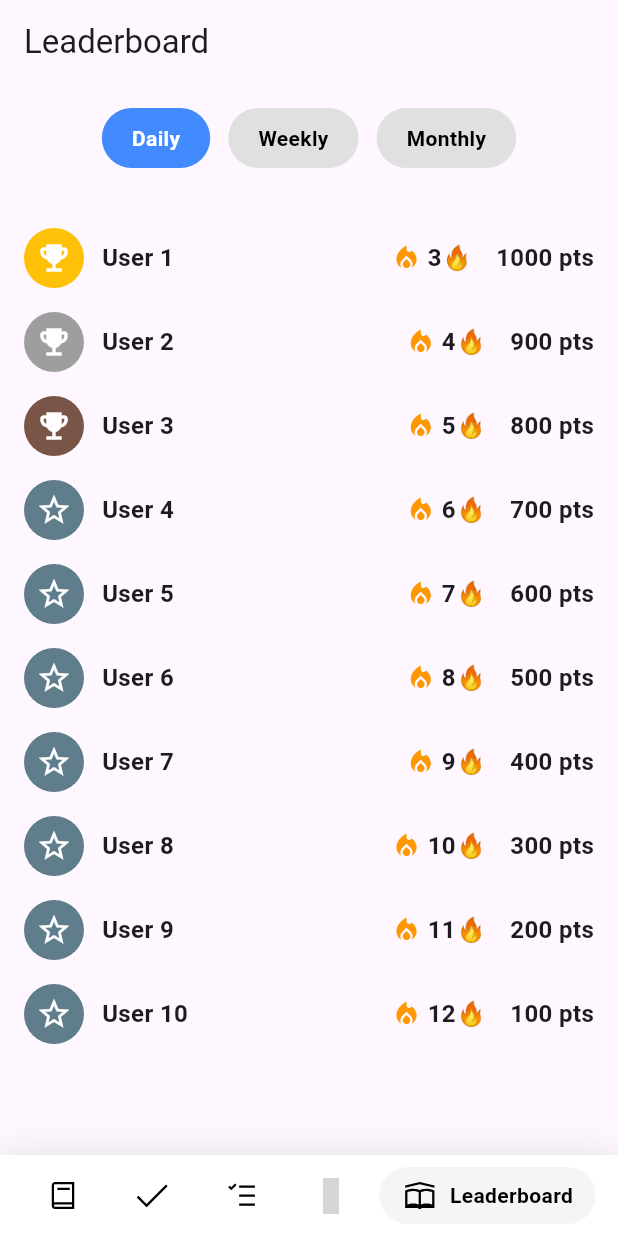
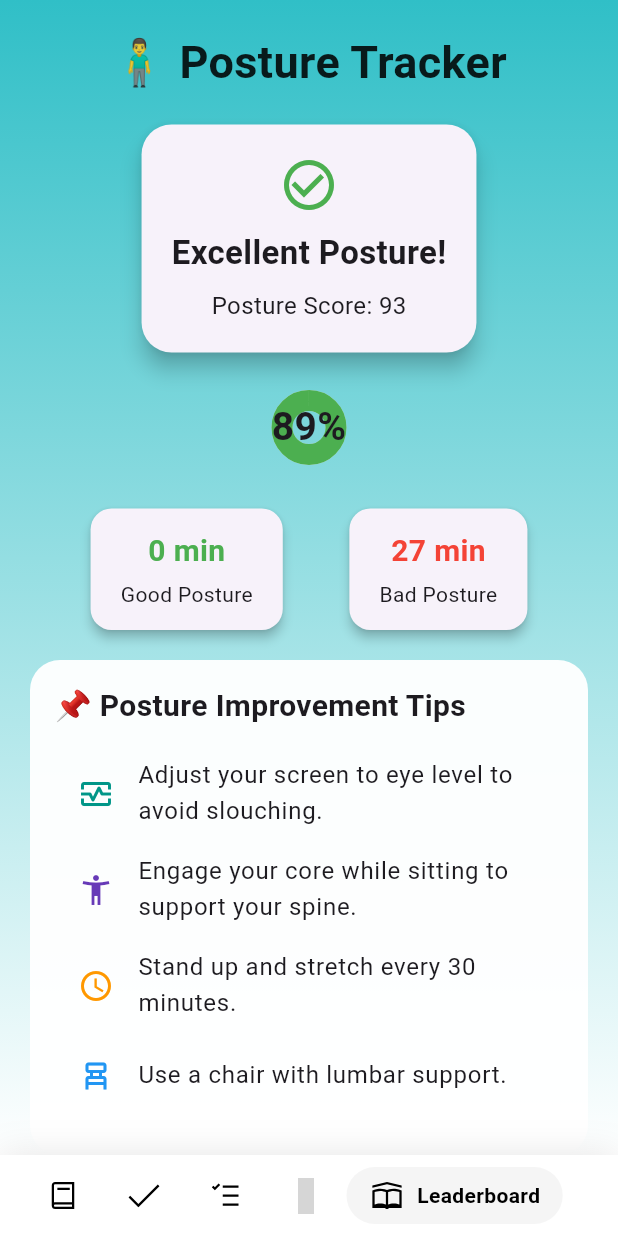
Before and after one commit to BrawlerXull/Smart-Health, a Flutter app: the screen it shows after launch, item 5 of the bottom bar chosen, on a phone screen of 412 x 824 dp. Run offline on Flutter 3.47's test engine with Material 3 defaults, Android fonts, the phone set to English and light mode, and no system bars; drawn by our look-alikes of google_nav_bar; our stand-ins replace firebase_auth, firebase_core, flutter_heatmap_calendar, flutter_tts, get, line_icons and 3 more; missing offline and left inert: dotted_dashed_line, simple_animation_progress_bar; accounts and stored records are empty; grey boxes are pictures that could not be loaded.

Commit message:
Posture tracker added

```diff
--- a/lib/app/modules/home/bindings/home_binding.dart
+++ b/lib/app/modules/home/bindings/home_binding.dart
@@ -1,7 +1,9 @@
 import 'package:get/get.dart';
+import 'package:smart_health/app/data/service/posture_monitoring_service.dart';
 import 'package:smart_health/app/modules/challenges/controllers/challenges_controller.dart';
 import 'package:smart_health/app/modules/dashboard/controllers/dashboard_controller.dart';
 import 'package:smart_health/app/modules/leaderboard/controllers/leaderboard_controller.dart';
+import 'package:smart_health/app/modules/posture_tracker/controllers/posture_tracker_controller.dart';
 import 'package:smart_health/app/modules/reminders/controllers/reminders_controller.dart';
 import 'package:smart_health/app/modules/medi_buddy/controllers/medi_buddy_controller.dart';
 
@@ -18,6 +20,7 @@ class HomeBinding extends Bindings {
     Get.put<ChallengesController>(ChallengesController());
     Get.put<MediBuddyController>(MediBuddyController());
     Get.put<LeaderboardController>(LeaderboardController());
+    Get.put<PostureTrackerController>(PostureTrackerController());
 
   }
 }
--- a/lib/app/modules/home/views/home_view.dart
+++ b/lib/app/modules/home/views/home_view.dart
@@ -6,6 +6,7 @@ import 'package:smart_health/app/modules/challenges/views/challenges_view.dart';
 import 'package:smart_health/app/modules/dashboard/views/dashboard_view.dart';
 import 'package:smart_health/app/modules/leaderboard/views/leaderboard_view.dart';
 import 'package:smart_health/app/modules/medi_buddy/views/medi_buddy_view.dart';
+import 'package:smart_health/app/modules/posture_tracker/views/posture_tracker_view.dart';
 import 'package:smart_health/app/modules/reminders/views/reminders_view.dart';
 
 import '../controllers/home_controller.dart';
@@ -21,7 +22,7 @@ class HomeView extends GetView<HomeController> {
     RemindersView(),
     ChallengesView(),
     MediBuddyView(),
-    LeaderboardView(),
+    PostureTrackerView(),
   ];
 
   @override
@@ -44,13 +45,15 @@ class HomeView extends GetView<HomeController> {
           child: Padding(
             padding: const EdgeInsets.symmetric(horizontal: 15.0, vertical: 8),
             child: Obx(
-              () => GNav(
+              () => SingleChildScrollView(
+                scrollDirection: Axis.horizontal,
+                child: GNav(
                   rippleColor: Colors.grey[300]!,
                   hoverColor: Colors.grey[100]!,
                   gap: 8,
                   activeColor: Colors.black,
                   iconSize: 24,
-                padding: EdgeInsets.symmetric(horizontal: 15, vertical:7),
+                  padding: EdgeInsets.symmetric(horizontal: 15, vertical: 7),
                   duration: Duration(milliseconds: 400),
                   tabBackgroundColor: Colors.grey[100]!,
                   color: Colors.black,
@@ -68,6 +71,7 @@ class HomeView extends GetView<HomeController> {
             ),
           ),
         ),
+      ),
     );
   }
 }
--- a/lib/app/modules/medi_buddy/controllers/medi_buddy_controller.dart
+++ b/lib/app/modules/medi_buddy/controllers/medi_buddy_controller.dart
@@ -11,19 +11,18 @@ class MediBuddyController extends GetxController {
     await Future.delayed(Duration(seconds: 1)); // Simulate processing
     script.value = """<speak>
           <prosody rate='medium' pitch='medium'>
-            Breathe deeply for the next 10 seconds.
+            Take a deep breath and relax for the next 10 seconds, clearing your mind of distractions.
             <break time='10s'/>
-            Now, gently transition into a meditative state for the next 5 seconds.
-            <break time='5s'/>
-            Close your eyes and take a deep breath. Imagine yourself in a serene environment, feeling completely at peace.
+            Now, gently shift your attention to the task ahead. Focus on the subject you're studying, and let your mind absorb the material for the next 5 seconds.
           </prosody>
         </speak>""";
+
     isGenerating.value = false;
   }
 
   void speakText() async {
-      await flutterTts.setLanguage("en-US");
-      await flutterTts.setPitch(1.0);
-      await flutterTts.speak(script.value);
-    }
+    await flutterTts.setLanguage("en-US");
+    await flutterTts.setPitch(1.0);
+    await flutterTts.speak(script.value);
+  }
 }
--- /dev/null
+++ b/lib/app/modules/posture_tracker/controllers/posture_tracker_controller.dart
@@ -0,0 +1,56 @@
+import 'dart:async';
+import 'package:flutter/material.dart';
+import 'package:get/get.dart';
+import 'package:smart_health/app/data/service/posture_monitoring_service.dart';
+
+
+class PostureTrackerController extends GetxController {
+  // Instantiate the enhanced posture service.
+  final PostureMonitoringService _monitoringService = PostureMonitoringService();
+
+  // Reactive variables for the UI.
+  final Rx<Color> uiColor = const Color(0xFF30BFC7).obs;
+  final RxBool postureValid = true.obs;
+  final RxDouble qualityScore = 100.0.obs;
+  final RxInt goodTime = 0.obs;
+  final RxInt badTime = 0.obs;
+
+  Timer? _metricUpdateTimer;
+
+  @override
+  void onInit() {
+    super.onInit();
+
+    // Start the posture monitoring.
+    _monitoringService.beginMonitoring();
+
+    // Listen to the UI color updates.
+    _monitoringService.uiColorStream.listen((color) {
+      uiColor.value = color;
+    });
+
+    // Listen to posture validity updates.
+    _monitoringService.postureValidityStream.listen((isValid) {
+      postureValid.value = isValid;
+    });
+
+    // Listen to quality score updates.
+    _monitoringService.qualityScoreStream.listen((score) {
+      qualityScore.value = score;
+    });
+
+    // Update posture metrics (goodTime and badTime) periodically.
+    _metricUpdateTimer = Timer.periodic(const Duration(seconds: 5), (timer) {
+      final metrics = _monitoringService.getPostureMetrics();
+      goodTime.value = metrics['goodTime'] ?? 0;
+      badTime.value = metrics['badTime'] ?? 0;
+    });
+  }
+
+  @override
+  void onClose() {
+    _metricUpdateTimer?.cancel();
+    _monitoringService.dispose();
+    super.onClose();
+  }
+}
--- /dev/null
+++ b/lib/app/modules/posture_tracker/views/posture_tracker_view.dart
@@ -0,0 +1,184 @@
+import 'package:flutter/material.dart';
+import 'package:get/get.dart';
+import '../controllers/posture_tracker_controller.dart';
+
+class PostureTrackerView extends GetView<PostureTrackerController> {
+  const PostureTrackerView({super.key});
+
+  @override
+  Widget build(BuildContext context) {
+    return Scaffold(
+      body: Obx(() => Container(
+            decoration: BoxDecoration(
+              gradient: LinearGradient(
+                colors: [
+                  controller.uiColor.value,
+                  Colors.white,
+                ],
+                begin: Alignment.topCenter,
+                end: Alignment.bottomCenter,
+              ),
+            ),
+            child: SafeArea(
+              child: Column(
+                children: [
+                  Padding(
+                    padding: const EdgeInsets.all(20.0),
+                    child: Text(
+                      "🧍‍♂️ Posture Tracker",
+                      style: TextStyle(
+                        fontSize: 30,
+                        fontWeight: FontWeight.bold,
+                        color: Colors.black87,
+                      ),
+                    ),
+                  ),
+                  Card(
+                    margin: const EdgeInsets.symmetric(horizontal: 20),
+                    shape: RoundedRectangleBorder(
+                      borderRadius: BorderRadius.circular(20),
+                    ),
+                    elevation: 6,
+                    child: Padding(
+                      padding: const EdgeInsets.all(20.0),
+                      child: Column(
+                        children: [
+                          Icon(
+                            controller.postureValid.value
+                                ? Icons.check_circle_outline
+                                : Icons.warning_amber_rounded,
+                            size: 40,
+                            color: controller.postureValid.value
+                                ? Colors.green
+                                : Colors.red,
+                          ),
+                          const SizedBox(height: 10),
+                          Text(
+                            controller.postureValid.value
+                                ? "Excellent Posture!"
+                                : "Needs Correction",
+                            style: const TextStyle(
+                              fontSize: 22,
+                              fontWeight: FontWeight.bold,
+                            ),
+                          ),
+                          const SizedBox(height: 8),
+                          Text(
+                            "Posture Score: 93",
+                            style: const TextStyle(fontSize: 16),
+                          ),
+                        ],
+                      ),
+                    ),
+                  ),
+                  const SizedBox(height: 20),
+                  SizedBox(
+                    height: 60,
+                    width: 60,
+                    child: Stack(
+                      alignment: Alignment.center,
+                      children: [
+                        CircularProgressIndicator(
+                          value: controller.qualityScore.value ,
+                          strokeWidth: 14,
+                          backgroundColor: Colors.grey.shade300,
+                          valueColor: AlwaysStoppedAnimation<Color>(
+                            controller.postureValid.value
+                                ? Colors.green
+                                : Colors.red,
+                          ),
+                        ),
+                        Text(
+                          "89%",
+                          style: const TextStyle(
+                            fontSize: 26,
+                            fontWeight: FontWeight.bold,
+                          ),
+                        ),
+                      ],
+                    ),
+                  ),
+                  const SizedBox(height: 20),
+                  Padding(
+                    padding: const EdgeInsets.symmetric(horizontal: 20),
+                    child: Row(
+                      mainAxisAlignment: MainAxisAlignment.spaceEvenly,
+                      children: [
+                        _buildMetricCard("Good Posture", "${controller.goodTime.value} min", Colors.green),
+                        _buildMetricCard("Bad Posture", "27 min", Colors.red),
+                      ],
+                    ),
+                  ),
+                  const SizedBox(height: 16),
+                  Expanded(
+                    child: Container(
+                      margin: const EdgeInsets.symmetric(horizontal: 20),
+                      padding: const EdgeInsets.all(16),
+                      decoration: BoxDecoration(
+                        color: Colors.white.withOpacity(0.95),
+                        borderRadius: BorderRadius.circular(20),
+                      ),
+                      child: ListView(
+                        children: const [
+                          Text(
+                            "📌 Posture Improvement Tips",
+                            style: TextStyle(
+                              fontSize: 20,
+                              fontWeight: FontWeight.bold,
+                            ),
+                          ),
+                          SizedBox(height: 12),
+                          ListTile(
+                            leading: Icon(Icons.monitor_heart_outlined, color: Colors.teal),
+                            title: Text("Adjust your screen to eye level to avoid slouching."),
+                          ),
+                          ListTile(
+                            leading: Icon(Icons.accessibility_new, color: Colors.deepPurple),
+                            title: Text("Engage your core while sitting to support your spine."),
+                          ),
+                          ListTile(
+                            leading: Icon(Icons.schedule_outlined, color: Colors.orange),
+                            title: Text("Stand up and stretch every 30 minutes."),
+                          ),
+                          ListTile(
+                            leading: Icon(Icons.chair_alt_outlined, color: Colors.blue),
+                            title: Text("Use a chair with lumbar support."),
+                          ),
+                        ],
+                      ),
+                    ),
+                  ),
+                ],
+              ),
+            ),
+          )),
+    );
+  }
+
+  Widget _buildMetricCard(String label, String time, Color color) {
+    return Card(
+      elevation: 3,
+      shape: RoundedRectangleBorder(borderRadius: BorderRadius.circular(14)),
+      child: Padding(
+        padding: const EdgeInsets.symmetric(vertical: 14, horizontal: 20),
+        child: Column(
+          children: [
+            Text(
+              time,
+              style: TextStyle(
+                fontSize: 20,
+                fontWeight: FontWeight.bold,
+                color: color,
+              ),
+            ),
+            const SizedBox(height: 4),
+            Text(
+              label,
+              style: const TextStyle(fontSize: 14),
+            ),
+          ],
+        ),
+      ),
+    );
+  }
+}
--- a/lib/app/routes/app_pages.dart
+++ b/lib/app/routes/app_pages.dart
@@ -12,6 +12,8 @@ import '../modules/leaderboard/bindings/leaderboard_binding.dart';
 import '../modules/leaderboard/views/leaderboard_view.dart';
 import '../modules/medi_buddy/bindings/medi_buddy_binding.dart';
 import '../modules/medi_buddy/views/medi_buddy_view.dart';
+import '../modules/posture_tracker/bindings/posture_tracker_binding.dart';
+import '../modules/posture_tracker/views/posture_tracker_view.dart';
 import '../modules/reminders/bindings/reminders_binding.dart';
 import '../modules/reminders/views/reminders_view.dart';
 
@@ -58,5 +60,10 @@ class AppPages {
       page: () => const LeaderboardView(),
       binding: LeaderboardBinding(),
     ),
+    GetPage(
+      name: _Paths.POSTURE_TRACKER,
+      page: () => const PostureTrackerView(),
+      binding: PostureTrackerBinding(),
+    ),
   ];
 }
--- a/lib/app/routes/app_routes.dart
+++ b/lib/app/routes/app_routes.dart
@@ -10,6 +10,7 @@ abstract class Routes {
   static const CHALLENGES = _Paths.CHALLENGES;
   static const MEDI_BUDDY = _Paths.MEDI_BUDDY;
   static const LEADERBOARD = _Paths.LEADERBOARD;
+  static const POSTURE_TRACKER = _Paths.POSTURE_TRACKER;
 }
 
 abstract class _Paths {
@@ -21,4 +22,5 @@ abstract class _Paths {
   static const CHALLENGES = '/challenges';
   static const MEDI_BUDDY = '/medi-buddy';
   static const LEADERBOARD = '/leaderboard';
+  static const POSTURE_TRACKER = '/posture-tracker';
 }
--- a/pubspec.yaml
+++ b/pubspec.yaml
@@ -45,6 +45,9 @@ dependencies:
   dotted_dashed_line: ^0.0.3
   flutter_tts: ^4.2.2
   flutter_heatmap_calendar: ^1.0.5
+  sensors_plus: ^6.1.1
+  shared_preferences: ^2.5.3
+  just_audio: ^0.9.46
 
 dev_dependencies:
   flutter_test:
```
Also changed, not shown: lib/app/data/service/posture_monitoring_service.dart (added, +249 -0 lines), lib/app/modules/medi_buddy/views/medi_buddy_view.dart (+6 -5 lines), lib/app/modules/posture_tracker/bindings/posture_tracker_binding.dart (added, +10 -0 lines), pubspec.lock, 2 other files. Lines whose indentation alone changed are shown as unchanged.
